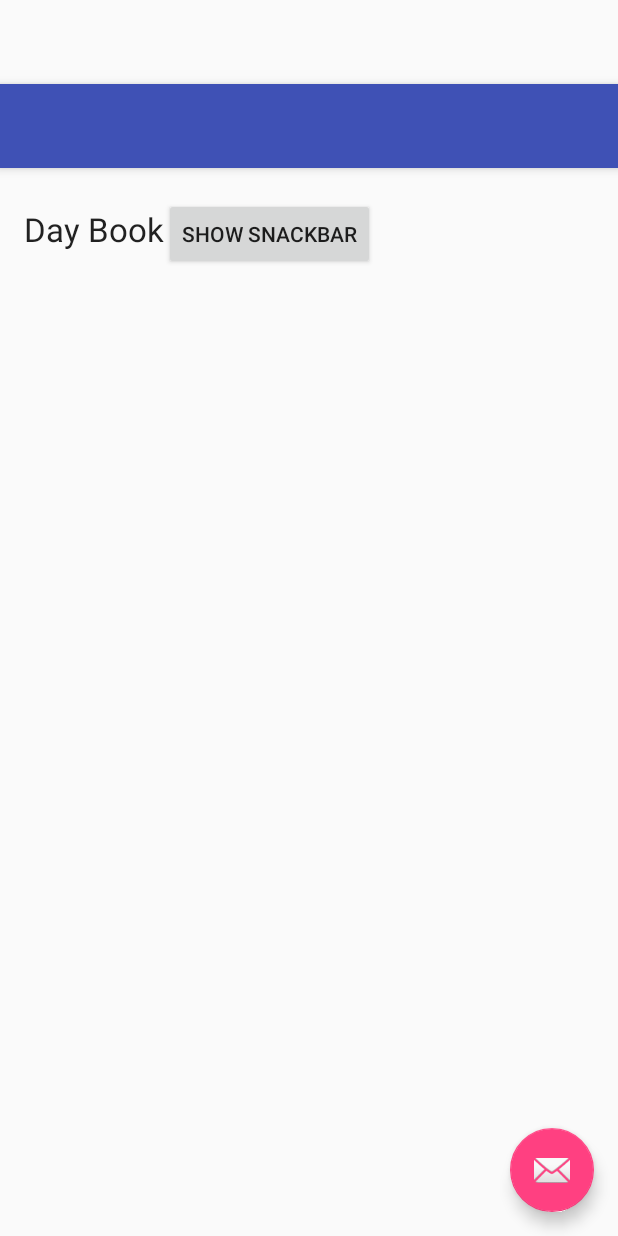
After one commit to tarkalabs/hackathon-android, an Android app: the layout tags_layout.xml on its own in the app's theme, with its tools: preview values and no code run, on a phone screen of 412 x 824 dp. The commit adds this screen. Run offline under Robolectric (Android 15) with nearby library versions, the phone set to English and light mode, and no system bars.

Commit message:
single layout file

```diff
--- a/app/src/main/AndroidManifest.xml
+++ b/app/src/main/AndroidManifest.xml
@@ -9,7 +9,7 @@
         android:supportsRtl="true"
         android:theme="@style/AppTheme">
         <activity
-            android:name=".Profile"
+            android:name=".TagActivity"
             android:label="@string/app_name"
             android:theme="@style/AppTheme.NoActionBar">
             <intent-filter>
--- a/app/src/main/java/in/asid/daybook/Profile.java
+++ b/app/src/main/java/in/asid/daybook/TagActivity.java
@@ -15,7 +15,7 @@ import android.widget.TextView;
 import butterknife.Bind;
 import butterknife.ButterKnife;
 
-public class Profile extends AppCompatActivity {
+public class TagActivity extends AppCompatActivity {
 
     @Bind(R.id.coord_layout)
     CoordinatorLayout coordinatorLayout;
@@ -29,7 +29,7 @@ public class Profile extends AppCompatActivity {
     @Override
     protected void onCreate(Bundle savedInstanceState) {
         super.onCreate(savedInstanceState);
-        setContentView(R.layout.profile_layout);
+        setContentView(R.layout.tags_layout);
         ButterKnife.bind(this);
         Toolbar toolbar = (Toolbar) findViewById(R.id.toolbar);
         setSupportActionBar(toolbar);
--- a/app/src/main/java/in/asid/daybook/TestActivity.java
+++ b/app/src/main/java/in/asid/daybook/TestActivity.java
@@ -10,7 +10,7 @@ public class TestActivity extends Activity {
     @Override
     public void onCreate(Bundle savedInstanceState, PersistableBundle persistentState) {
         super.onCreate(savedInstanceState, persistentState);
-        View contentView = LayoutInflater.from(this).inflate(R.layout.profile_layout, null);
+        View contentView = LayoutInflater.from(this).inflate(R.layout.tags_layout, null);
         this.setContentView(contentView);
     }
 }
--- /dev/null
+++ b/app/src/main/res/layout/tags_layout.xml
@@ -0,0 +1,75 @@
+<?xml version="1.0" encoding="utf-8"?>
+<android.support.design.widget.CoordinatorLayout xmlns:android="http://schemas.android.com/apk/res/android"
+    xmlns:app="http://schemas.android.com/apk/res-auto"
+    xmlns:tools="http://schemas.android.com/tools"
+    android:id="@+id/coord_layout"
+    android:layout_width="match_parent"
+    android:layout_height="match_parent"
+    android:fitsSystemWindows="true"
+    tools:context=".TagActivity">
+
+    <android.support.design.widget.AppBarLayout
+        android:layout_width="match_parent"
+        android:layout_height="wrap_content"
+        android:theme="@style/AppTheme.AppBarOverlay">
+
+        <android.support.v7.widget.Toolbar
+            android:id="@+id/toolbar"
+            android:layout_width="match_parent"
+            android:layout_height="?attr/actionBarSize"
+            android:background="?attr/colorPrimary"
+            app:popupTheme="@style/AppTheme.PopupOverlay" />
+
+    </android.support.design.widget.AppBarLayout>
+
+    <LinearLayout
+        android:orientation="vertical"
+        android:layout_width="match_parent"
+        android:layout_height="match_parent"
+        android:paddingBottom="@dimen/activity_vertical_margin"
+        android:paddingLeft="@dimen/activity_horizontal_margin"
+        android:paddingRight="@dimen/activity_horizontal_margin"
+        android:paddingTop="@dimen/activity_vertical_margin"
+        app:layout_behavior="@string/appbar_scrolling_view_behavior"
+        tools:context=".TagActivity"
+        tools:showIn="@layout/tags_layout">
+
+        <LinearLayout
+            android:orientation="horizontal"
+            android:layout_width="match_parent"
+            android:layout_height="match_parent">
+            <TextView
+                android:layout_width="wrap_content"
+                android:layout_height="wrap_content"
+                android:textAppearance="?android:attr/textAppearanceLarge"
+                android:text="@string/heading"
+                android:id="@+id/profileText"
+                android:layout_alignParentTop="true"
+                android:layout_alignParentStart="true"
+                android:paddingTop="10dp"
+                android:paddingBottom="10dp" />
+            <Button
+                android:id="@+id/show_snackbar"
+                android:text="Show Snackbar"
+                android:layout_width="wrap_content"
+                android:layout_height="wrap_content" />
+        </LinearLayout>
+
+
+        <ScrollView
+            android:layout_width="match_parent"
+            android:layout_height="fill_parent"
+            android:id="@+id/scrollView"
+            android:layout_below="@+id/profileText" />
+    </LinearLayout>
+
+
+    <android.support.design.widget.FloatingActionButton
+        android:id="@+id/fab"
+        android:layout_width="wrap_content"
+        android:layout_height="wrap_content"
+        android:layout_gravity="bottom|end"
+        android:layout_margin="@dimen/fab_margin"
+        android:src="@android:drawable/ic_dialog_email" />
+
+</android.support.design.widget.CoordinatorLayout>
--- a/app/src/main/res/menu/menu_profile.xml
+++ b/app/src/main/res/menu/menu_profile.xml
@@ -1,7 +1,7 @@
 <menu xmlns:android="http://schemas.android.com/apk/res/android"
     xmlns:app="http://schemas.android.com/apk/res-auto"
     xmlns:tools="http://schemas.android.com/tools"
-    tools:context="in.asid.daybook.Profile">
+    tools:context=".TagActivity">
     <item
         android:id="@+id/action_settings"
         android:orderInCategory="100"
```
Also changed, not shown: app/src/main/res/layout/content_profile.xml (deleted, +0 -43 lines), app/src/main/res/layout/profile_layout.xml (deleted, +0 -35 lines).
